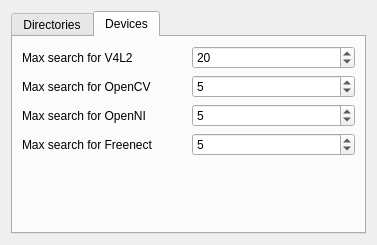
Old version of the form workflow/tools/ui/preferencesdialog.ui in the repository cseyve/piaf.
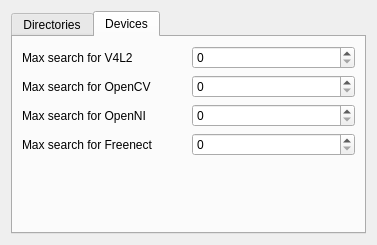
New version of the form. Icons and pictures are not drawn.

Diff of the .ui file:
```diff
--- a/workflow/tools/ui/preferencesdialog.ui
+++ b/workflow/tools/ui/preferencesdialog.ui
@@ -132,7 +132,7 @@
           <string>Max index of search for V4L2 devices</string>
          </property>
          <property name="value">
-          <number>20</number>
+          <number>0</number>
          </property>
         </widget>
        </item>
@@ -149,7 +149,7 @@
           <string>Max index of search for OpenCV devices</string>
          </property>
          <property name="value">
-          <number>5</number>
+          <number>0</number>
          </property>
         </widget>
        </item>
@@ -166,7 +166,7 @@
           <string>Max index of search for OpenNI devices</string>
          </property>
          <property name="value">
-          <number>5</number>
+          <number>0</number>
          </property>
         </widget>
        </item>
@@ -183,7 +183,7 @@
           <string>Max index of search for Freenect devices</string>
          </property>
          <property name="value">
-          <number>5</number>
+          <number>0</number>
          </property>
         </widget>
        </item>
```
